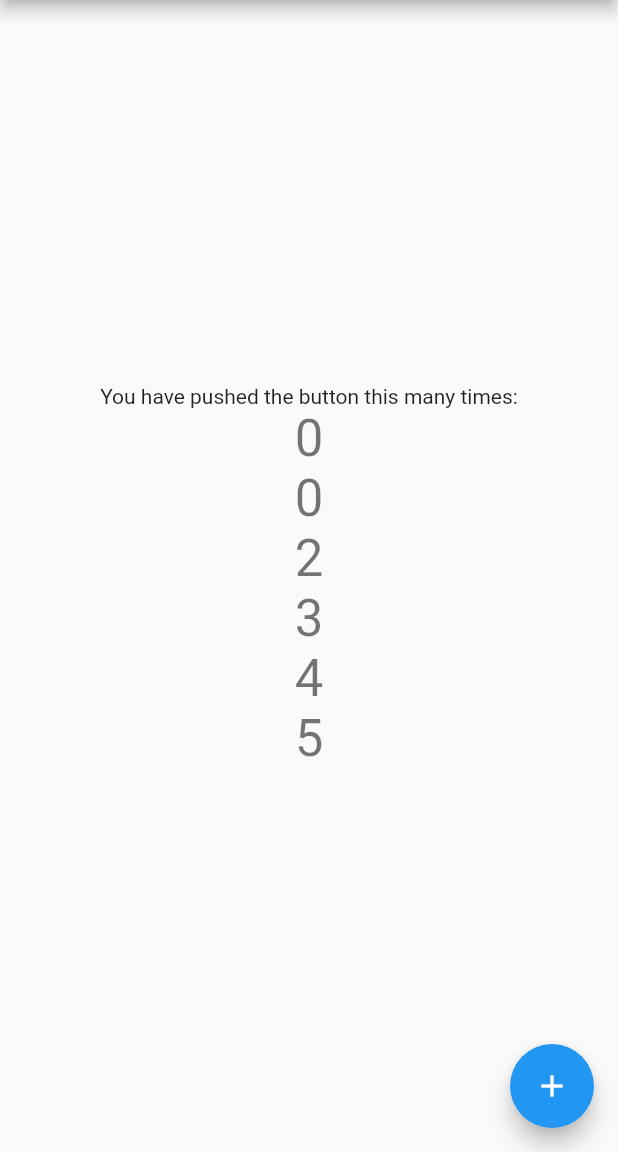
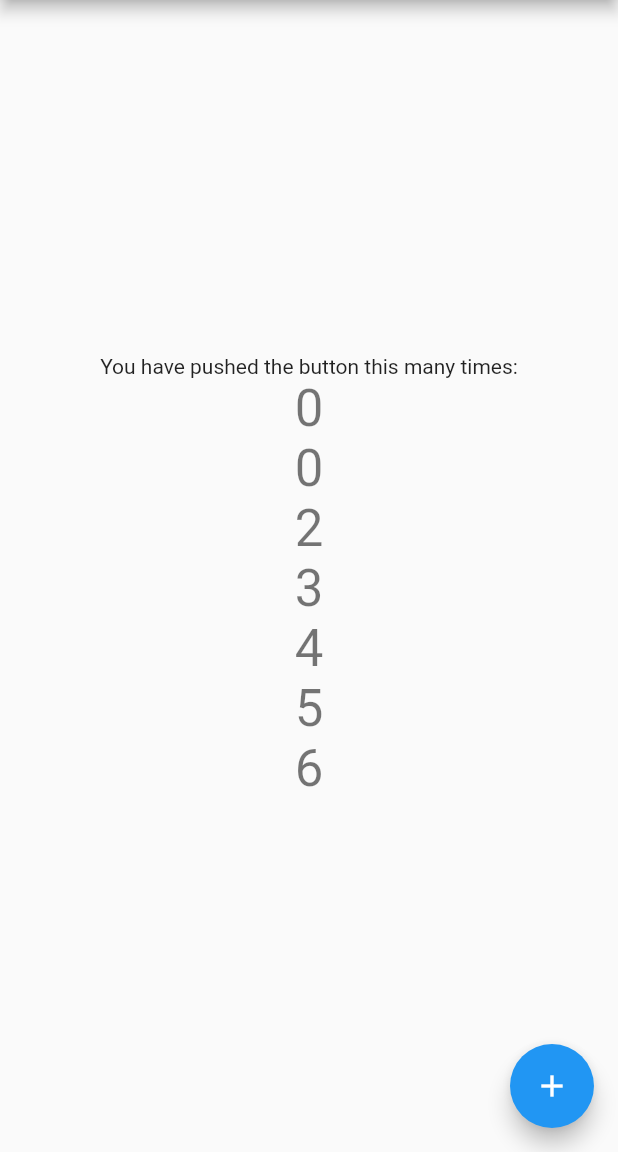
Before and after one commit to ItdaTeam/git_test, a Flutter app: the screen it shows after launch, on a phone screen of 412 x 824 dp, the part 84-1236 px from its top. Run offline on Flutter 3.47's test engine with Material 2 defaults, Android fonts, the phone set to English and light mode, and no system bars.

Commit message:
0,2,3,4,5,6 있음

```diff
--- a/lib/main.dart
+++ b/lib/main.dart
@@ -109,6 +109,7 @@ class _MyHomePageState extends State<MyHomePage> {
             Text('3', style: Theme.of(context).textTheme.headline4,),
             Text('4', style: Theme.of(context).textTheme.headline4,),
             Text('5', style: Theme.of(context).textTheme.headline4,),
+            Text('6', style: Theme.of(context).textTheme.headline4,),
           ],
         ),
       ),
```
